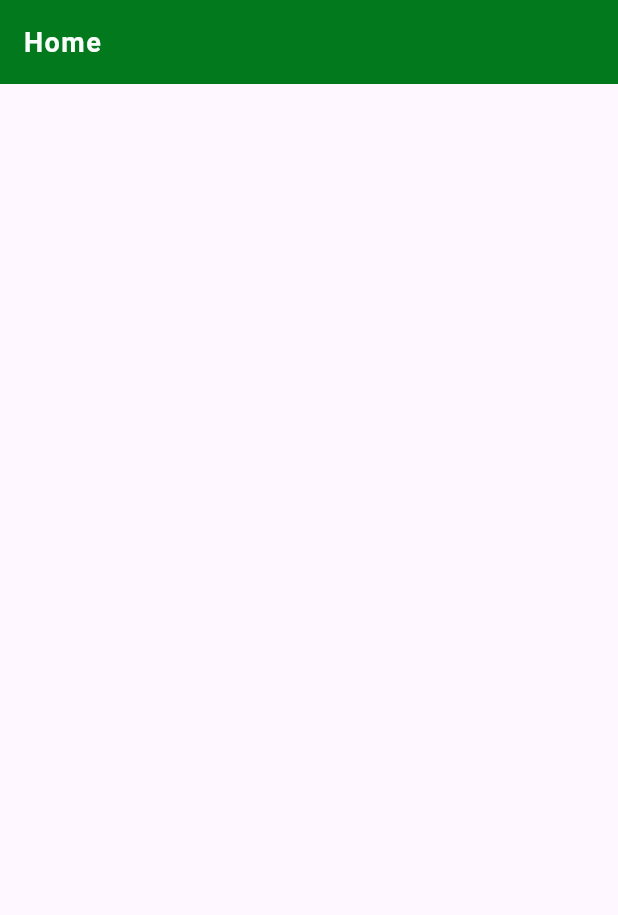
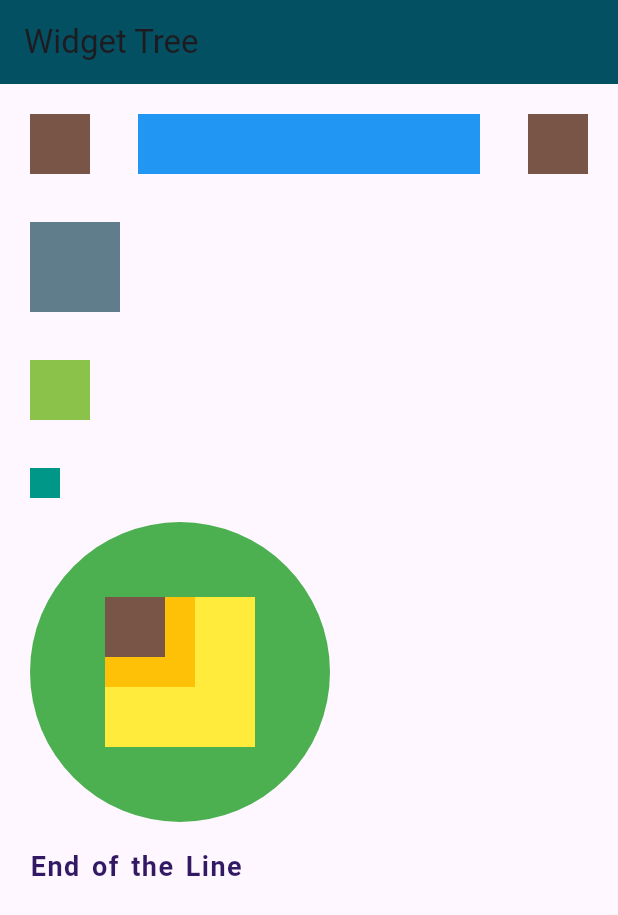
Before and after one commit to RachaelKivuti/flutter-getting-started, a Flutter app: the screen it shows after launch, on a phone screen of 412 x 824 dp. Shown: the top 915 px of the screen. Run offline on Flutter 3.47's test engine with Material 3 defaults, Android fonts, the phone set to English and light mode, and no system bars.

Commit message:
implementing the widget tree

```diff
--- a/widget_tree/lib/pages/home.dart
+++ b/widget_tree/lib/pages/home.dart
@@ -14,23 +14,139 @@ class _HomeState extends State<Home> {
   Widget build(BuildContext context) {
     return Scaffold(
       appBar: AppBar(
-        title: const Text(
-          'Home',
-          textAlign: TextAlign.center,
+        //toolbar at top of screen
+        title: const Text('Widget Tree'),
+        backgroundColor: const Color.fromARGB(255, 3, 80, 99),
+      ),
+      body: SafeArea(
+        //ensure widget is positioned within safe area of screen
+        child: SingleChildScrollView(
+          //vertical/horizontal scrolling ability to a single child widget
+          child: Padding(
+            //empty spacing left, right, top, bottom
+            padding: const EdgeInsets.all(
+                20.0), // add spacing all round the whole screen area
+            child: Column(
+              //display vertical list of child widgets
+              children: <Widget>[
+                Row(
+                  //display horizontal list of child widgets
+                  children: <Widget>[
+                    //create visual elements within the user interface. specify properties
+                    Container(
+                      color: Colors.brown,
+                      height: 40.0,
+                      width: 40.0,
+                    ),
+                    const Padding(
+                      padding: EdgeInsets.all(16.0),
+                    ),
+                    //expands its child widget to fill the available space within its parent widget's layout.
+                    Expanded(
+                      child: Container(
+                        color: Colors.blue,
+                        height: 40.0,
+                        width: 40.0,
+                      ),
+                    ),
+                    const Padding(
+                      padding: EdgeInsets.all(16.0),
+                    ),
+                    Container(
+                      color: Colors.brown,
+                      height: 40.0,
+                      width: 40.0,
+                    ),
+                  ],
+                ),
+                const Padding(
+                  padding: EdgeInsets.all(16.0),
+                ),
+                Row(
+                  children: <Widget>[
+                    Column(
+                      // align at start, end, center, stretch across the cross axis depending. Here it aligns at start
+                      crossAxisAlignment: CrossAxisAlignment.start,
+                      //can either be min or max
+                      mainAxisSize: MainAxisSize.max,
+                      children: <Widget>[
+                        //placeholder to represent any type of widget
+                        Container(
+                          color: Colors.blueGrey,
+                          height: 60.0,
+                          width: 60.0,
+                        ),
+                        const Padding(
+                          padding: EdgeInsets.all(16.0),
+                        ),
+                        Container(
+                          color: Colors.lightGreen,
+                          height: 40.0,
+                          width: 40.0,
+                        ),
+                        const Padding(
+                          padding: EdgeInsets.all(16.0),
+                        ),
+                        Container(
+                          color: Colors.teal,
+                          height: 20.0,
+                          width: 20.0,
+                        ),
+                        const Divider(), //draws horizontal line with padding above and below
+                        Row(
+                          children: <Widget>[
+                            CircleAvatar(
+                              backgroundColor: Colors.green,
+                              radius: 100.0,
+                              //put widgets on top of each other
+                              child: Stack(
+                                children: <Widget>[
+                                  Container(
+                                    height: 100.0,
+                                    width: 100.0,
+                                    color: Colors.yellow,
+                                  ),
+                                  Container(
+                                    height: 60.0,
+                                    width: 60.0,
+                                    color: Colors.amber,
+                                  ),
+                                  Container(
+                                    height: 40.0,
+                                    width: 40.0,
+                                    color: Colors.brown,
+                                  ),
+                                ],
+                              ),
+                            ), //rounded design
+                          ],
+                        ),
+                        const Divider(), //draws horizontal line with padding above and below
+                        const Text(
+                          'End of the Line',
                           style: TextStyle(
                             fontFamily: 'Roboto', // Change to the font family
                             fontSize: 18, // Changing the font size
-            color: Color.fromARGB(255, 250, 252, 251), // changing font color
-            fontWeight: FontWeight.bold, // Chaning the font weight
-            fontStyle: FontStyle.normal, // Changing the font style
+                            color: Color.fromARGB(
+                                255, 51, 25, 99), // changing font color
+                            fontWeight:
+                                FontWeight.bold, // Chaning the font weight
+                            fontStyle:
+                                FontStyle.normal, // Changing the font style
                             letterSpacing: 1.0, //  adjusting letter spacing
                             wordSpacing: 2.0, // adjusting word spacing
                             height: 1.5, //  adjusting line height
                           ),
+                        ), //display label or screen. (single line)
+                      ],
                     ),
-        backgroundColor: const Color.fromARGB(255, 2, 121, 28),
+                  ],
                 ),
-      body: Container(),
+              ],
+            ),
+          ),
+        ),
+      ),
     );
   }
 }
```
Lines whose indentation alone changed are shown as unchanged.
